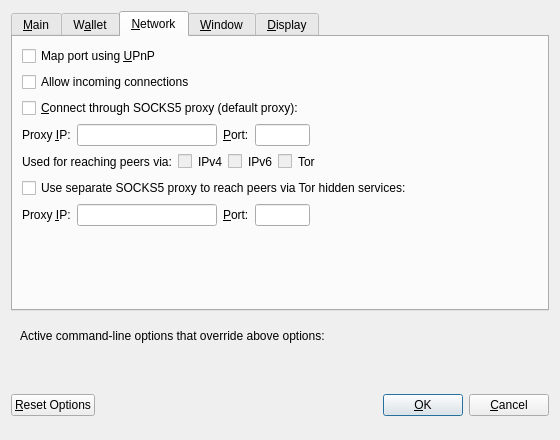
First picture: the form in src/qt/forms/optionsdialog.ui, repository bitcoincore-dev/bitcoin-2001-863168-294116-d812cf1189, before the edit.
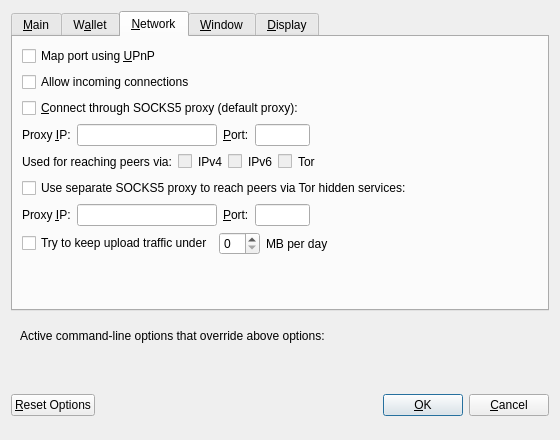
Second picture: the form after the edit. The open tabs and pages were chosen to show the change. Custom widgets are drawn as their Qt base class.

Commit message: Qt/Options: Expose maxuploadtarget in GUI using rwconf

Diff of the .ui file:
```diff
--- a/src/qt/forms/optionsdialog.ui
+++ b/src/qt/forms/optionsdialog.ui
@@ -484,6 +484,46 @@
          </item>
         </layout>
        </item>
+       <item>
+        <layout class="QHBoxLayout" name="horizontalLayout_maxuploadtarget">
+         <item>
+          <widget class="QCheckBox" name="maxuploadtargetCheckbox">
+           <property name="text">
+            <string>Try to keep upload traffic under</string>
+           </property>
+          </widget>
+         </item>
+         <item>
+          <widget class="QSpinBox" name="maxuploadtarget"/>
+         </item>
+         <item>
+          <widget class="QLabel" name="maxuploadtargetUnitLabel">
+           <property name="text">
+            <string>MB per day</string>
+           </property>
+           <property name="textFormat">
+            <enum>Qt::PlainText</enum>
+           </property>
+           <property name="buddy">
+            <cstring>maxuploadtargetCheckbox</cstring>
+           </property>
+          </widget>
+         </item>
+         <item>
+          <spacer name="horizontalSpacer_maxuploadtarget">
+           <property name="orientation">
+            <enum>Qt::Horizontal</enum>
+           </property>
+           <property name="sizeHint" stdset="0">
+            <size>
+             <width>40</width>
+             <height>20</height>
+            </size>
+           </property>
+          </spacer>
+         </item>
+        </layout>
+       </item>
        <item>
         <spacer name="verticalSpacer_Network">
          <property name="orientation">
```
The commit also changes 4 other files.
